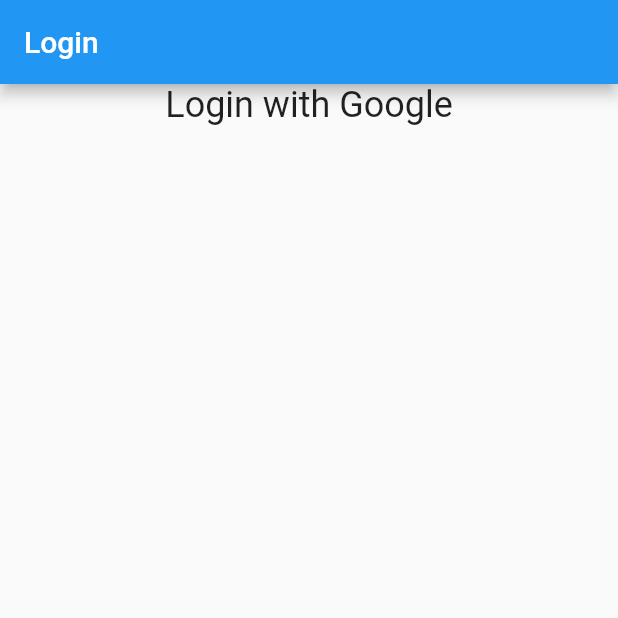
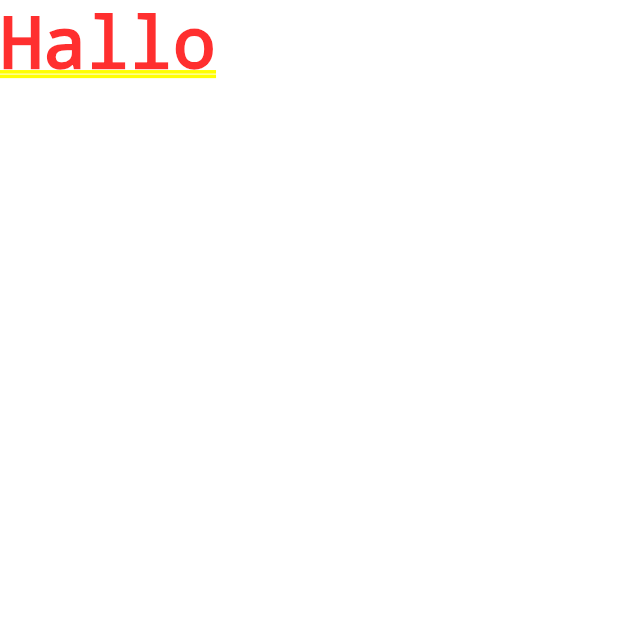
Before and after one commit to jordyvandomselaar/mail_app, a Flutter app: the screen it shows after launch, on a phone screen of 412 x 824 dp, the top half of it. Run offline on Flutter 3.47's test engine with Material 2 defaults, Android fonts, the phone set to English and light mode, and no system bars; our stand-ins replace flutter_redux, google_sign_in, redux.

```diff
--- /dev/null
+++ b/lib/entities/User.dart
@@ -0,0 +1,4 @@
+class User {
+  String id;
+  String email;
+}
--- a/lib/main.dart
+++ b/lib/main.dart
@@ -1,13 +1,29 @@
 import 'package:flutter/material.dart';
-import 'package:mail_app/widgets/LoginView.dart';
+import 'package:flutter_redux/flutter_redux.dart';
+import 'package:mail_app/entities/User.dart';
+import 'package:mail_app/redux/reducers/app_reducer.dart';
+import 'package:mail_app/widgets/containers/connected_auth_gatekeeper.dart';
+import 'package:mail_app/widgets/home_view.dart';
+import 'package:redux/redux.dart';
 
-void main() => runApp(MyApp());
+void main() {
+  final store =
+      Store<AppState>(appReducer, initialState: AppState(user: User()));
+
+  runApp(MyApp(store));
+}
 
 class MyApp extends StatelessWidget {
+  final Store<AppState> store;
+
+  MyApp(this.store);
+
   // This widget is the root of your application.
   @override
   Widget build(BuildContext context) {
-    return MaterialApp(
+    return StoreProvider<AppState>(
+      store: store,
+      child: MaterialApp(
         title: 'Flutter Demo',
         theme: ThemeData(
           // This is the theme of your application.
@@ -21,7 +37,10 @@ class MyApp extends StatelessWidget {
           // is not restarted.
           primarySwatch: Colors.blue,
         ),
-      home: LoginView(),
+        home: ConnectedAuthGatekeeper(
+          child: HomeView(),
+        ),
+      ),
     );
   }
 }
--- /dev/null
+++ b/lib/redux/reducers/app_reducer.dart
@@ -0,0 +1,11 @@
+import 'package:mail_app/entities/User.dart';
+import 'package:mail_app/redux/reducers/users_reducer.dart';
+
+class AppState {
+  final User user;
+
+  AppState({this.user});
+}
+
+AppState appReducer(AppState state, dynamic action) =>
+    AppState(user: usersReducer(state.user, action));
--- /dev/null
+++ b/lib/widgets/auth_gatekeeper.dart
@@ -0,0 +1,19 @@
+import 'package:flutter/material.dart';
+import 'package:mail_app/entities/User.dart';
+
+class AuthGatekeeper extends StatelessWidget {
+  final User user;
+  final Widget child;
+  final Widget authWidget;
+
+  AuthGatekeeper({@required this.child, @required this.authWidget, this.user});
+
+  @override
+  Widget build(BuildContext context) {
+    if (user == null) {
+      return authWidget;
+    }
+
+    return child;
+  }
+}
--- /dev/null
+++ b/lib/widgets/containers/connected_auth_gatekeeper.dart
@@ -0,0 +1,28 @@
+import 'package:flutter/material.dart';
+import 'package:flutter_redux/flutter_redux.dart';
+import 'package:mail_app/entities/User.dart';
+import 'package:mail_app/redux/reducers/app_reducer.dart';
+import 'package:mail_app/widgets/auth_gatekeeper.dart';
+import 'package:mail_app/widgets/login_view.dart';
+
+class ConnectedAuthGatekeeper extends StatelessWidget {
+  final Widget child;
+
+  ConnectedAuthGatekeeper({this.child});
+
+  @override
+  Widget build(BuildContext context) {
+    return StoreConnector<AppState, User>(
+      converter: (store) {
+        return store.state.user;
+      },
+      builder: (context, user) {
+        return AuthGatekeeper(
+          child: child,
+          authWidget: LoginView(),
+          user: user,
+        );
+      },
+    );
+  }
+}
--- /dev/null
+++ b/lib/widgets/containers/connected_google_sign_in_widget.dart
@@ -0,0 +1,5 @@
+import 'package:google_sign_in/google_sign_in.dart';
+
+GoogleSignIn _googleSignIn = GoogleSignIn(scopes: [
+  'email',
+]);
--- /dev/null
+++ b/lib/widgets/home_view.dart
@@ -0,0 +1,10 @@
+import 'package:flutter/material.dart';
+
+class HomeView extends StatelessWidget {
+  @override
+  Widget build(BuildContext context) {
+    return Container(
+      child: Text("Hallo"),
+    );
+  }
+}
--- a/pubspec.yaml
+++ b/pubspec.yaml
@@ -20,6 +20,8 @@ dependencies:
   flutter:
     sdk: flutter
   google_sign_in: ^4.0.1+3
+  redux: ^3.0.0
+  flutter_redux: ^0.5.3
 
   # The following adds the Cupertino Icons font to your application.
   # Use with the CupertinoIcons class for iOS style icons.
```
Also changed, not shown: lib/redux/actions/user.dart (added, +7 -0 lines), lib/redux/reducers/users_reducer.dart (added, +10 -0 lines), lib/widgets/google_sign_in_widget.dart (added, +13 -0 lines), lib/widgets/login_view.dart (renamed from lib/widgets/LoginView.dart), pubspec.lock, 1 other file. Lines whose indentation alone changed are shown as unchanged.
